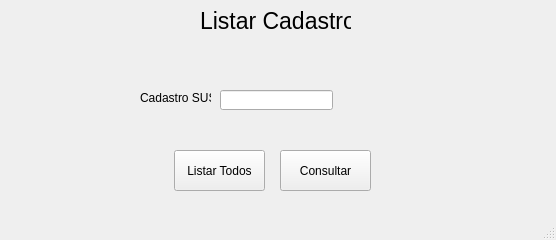
This is Telas/listarCadastroPessoa.ui in phfollador/Imuniza as Qt 5 draws it before an edit. The edited form follows.
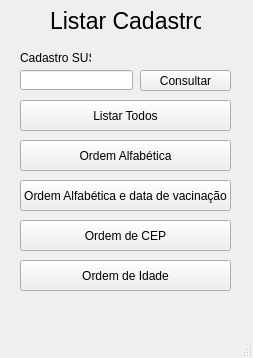
This is the edited form.

What changed in the file:
```diff
--- a/Telas/listarCadastroPessoa.ui
+++ b/Telas/listarCadastroPessoa.ui
@@ -6,8 +6,8 @@
    <rect>
     <x>0</x>
     <y>0</y>
-    <width>556</width>
-    <height>240</height>
+    <width>253</width>
+    <height>358</height>
    </rect>
   </property>
   <property name="windowTitle">
@@ -17,7 +17,7 @@
    <widget class="QLabel" name="labelTitulo">
     <property name="geometry">
      <rect>
-      <x>200</x>
+      <x>50</x>
       <y>0</y>
       <width>151</width>
       <height>41</height>
@@ -35,8 +35,8 @@
    <widget class="QLineEdit" name="campoSUS">
     <property name="geometry">
      <rect>
-      <x>220</x>
-      <y>90</y>
+      <x>20</x>
+      <y>70</y>
       <width>113</width>
       <height>20</height>
      </rect>
@@ -45,8 +45,8 @@
    <widget class="QLabel" name="labelCadastroSUS">
     <property name="geometry">
      <rect>
-      <x>140</x>
-      <y>90</y>
+      <x>20</x>
+      <y>50</y>
       <width>71</width>
       <height>16</height>
      </rect>
@@ -58,10 +58,10 @@
    <widget class="QPushButton" name="botaoConsultar">
     <property name="geometry">
      <rect>
-      <x>280</x>
-      <y>150</y>
+      <x>140</x>
+      <y>70</y>
       <width>91</width>
-      <height>41</height>
+      <height>21</height>
      </rect>
     </property>
     <property name="text">
@@ -71,16 +71,68 @@
    <widget class="QPushButton" name="botaoListarTodos">
     <property name="geometry">
      <rect>
-      <x>174</x>
-      <y>150</y>
-      <width>91</width>
-      <height>41</height>
+      <x>20</x>
+      <y>100</y>
+      <width>211</width>
+      <height>31</height>
      </rect>
     </property>
     <property name="text">
      <string>Listar Todos</string>
     </property>
    </widget>
+   <widget class="QPushButton" name="botaoOrdemAlfabetica">
+    <property name="geometry">
+     <rect>
+      <x>20</x>
+      <y>140</y>
+      <width>211</width>
+      <height>31</height>
+     </rect>
+    </property>
+    <property name="text">
+     <string>Ordem Alfabética</string>
+    </property>
+   </widget>
+   <widget class="QPushButton" name="botaoConsultaDois">
+    <property name="geometry">
+     <rect>
+      <x>20</x>
+      <y>180</y>
+      <width>211</width>
+      <height>31</height>
+     </rect>
+    </property>
+    <property name="text">
+     <string>Ordem Alfabética e data de vacinação</string>
+    </property>
+   </widget>
+   <widget class="QPushButton" name="botaoOrdemCEP">
+    <property name="geometry">
+     <rect>
+      <x>20</x>
+      <y>220</y>
+      <width>211</width>
+      <height>31</height>
+     </rect>
+    </property>
+    <property name="text">
+     <string>Ordem de CEP</string>
+    </property>
+   </widget>
+   <widget class="QPushButton" name="botaoOrdemIdade">
+    <property name="geometry">
+     <rect>
+      <x>20</x>
+      <y>260</y>
+      <width>211</width>
+      <height>31</height>
+     </rect>
+    </property>
+    <property name="text">
+     <string>Ordem de Idade</string>
+    </property>
+   </widget>
   </widget>
   <widget class="QMenuBar" name="menubar">
    <property name="geometry">
```
Left out of the diff: 2 changed lines with no effect on the pictures.
